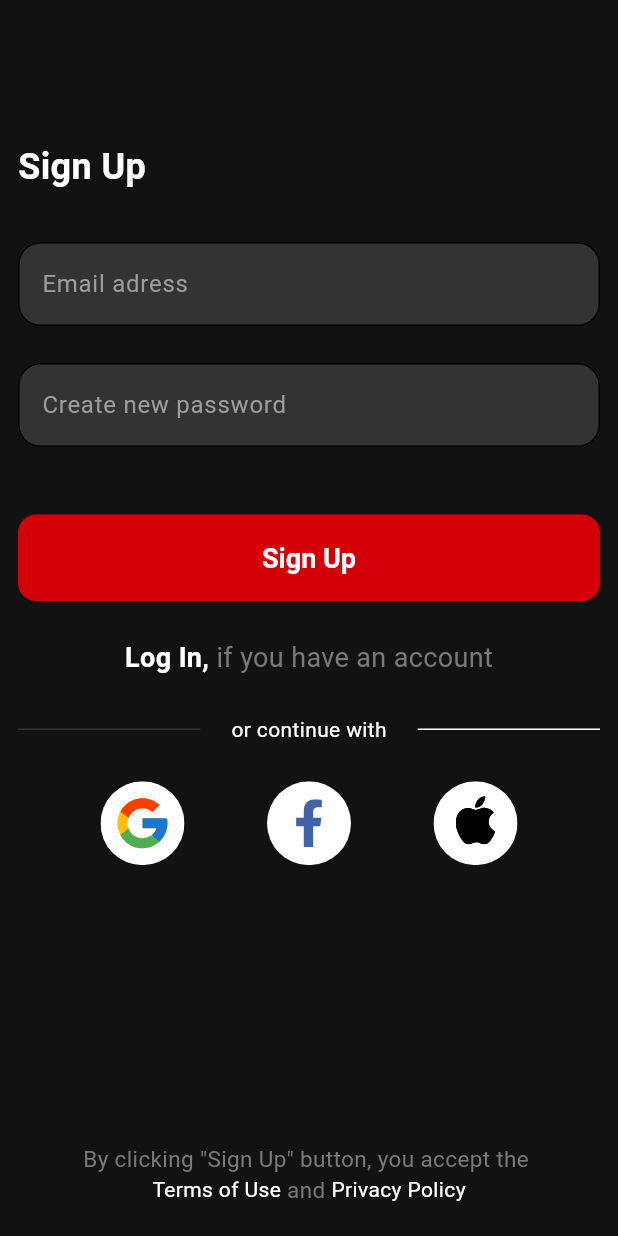
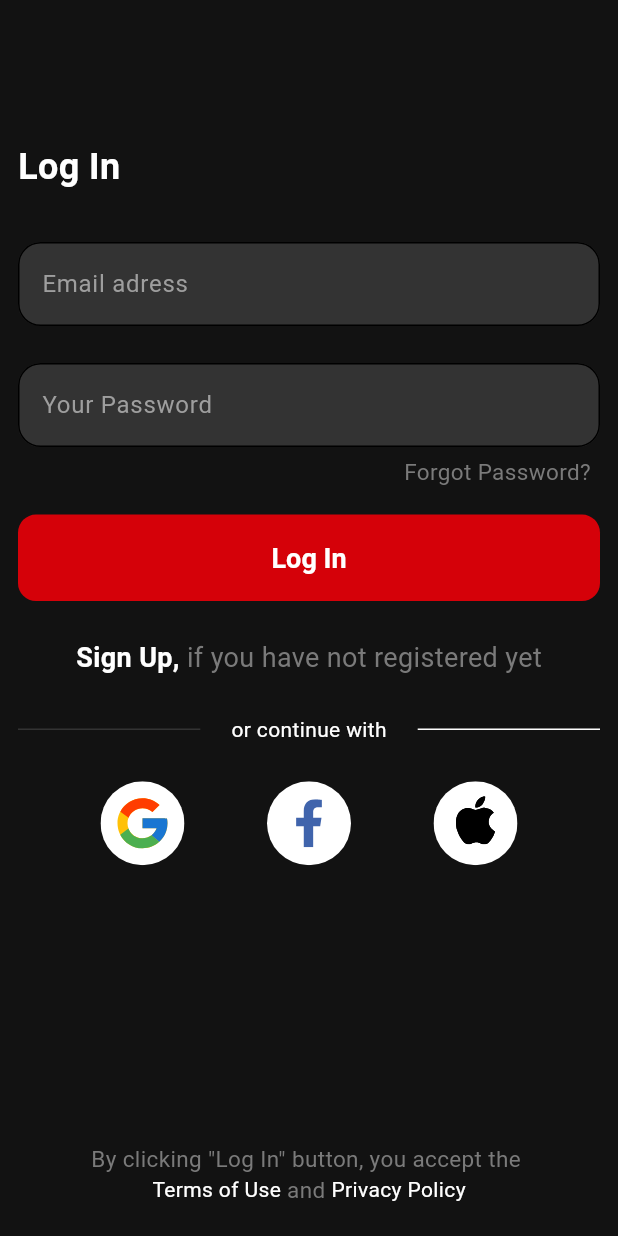
Before and after one commit to ilyosyusuf/exam, a Flutter app: the screen it shows after launch, after a tap on "Log In,", on a phone screen of 412 x 824 dp. Run offline on Flutter 3.47's test engine with Material 2 defaults, Android fonts, the phone set to English and light mode, and no system bars; our stand-ins replace animate_do, flutter_bloc, flutter_svg.

Commit message:
Sign In view was added, some bugs were fixed

```diff
--- a/lib/screens/authentication/view/mainauthview/main_auth_view.dart
+++ b/lib/screens/authentication/view/mainauthview/main_auth_view.dart
@@ -1,6 +1,7 @@
 import 'package:examapp/core/constants/colors/color_const.dart';
 import 'package:examapp/screens/authentication/cubit/auth_cubit.dart';
 import 'package:examapp/screens/authentication/state/auth_state.dart';
+import 'package:examapp/screens/authentication/view/pages/signin_view.dart';
 import 'package:examapp/screens/authentication/view/pages/signup_view.dart';
 import 'package:flutter/material.dart';
 import 'package:flutter_bloc/flutter_bloc.dart';
@@ -25,7 +26,7 @@ class MainAuthView extends StatelessWidget {
           if (state is SignUpState) {
             return SignUpView();
           } else if(state is SignInState){
-            return Center(child: Text("SignIn"));
+            return SignInView();
           } else if(state is ForgotPasswordState){
             return Center(child: Text("Forgot Password"));
           }
--- a/lib/screens/authentication/view/pages/signin_view.dart
+++ b/lib/screens/authentication/view/pages/signin_view.dart
@@ -0,0 +1,48 @@
+import 'package:animate_do/animate_do.dart';
+import 'package:examapp/core/constants/colors/color_const.dart';
+import 'package:examapp/core/constants/font/font_style.dart';
+import 'package:examapp/core/constants/pmconst/pm_const.dart';
+import 'package:examapp/screens/authentication/cubit/auth_cubit.dart';
+import 'package:examapp/screens/authentication/state/auth_state.dart';
+import 'package:examapp/screens/authentication/view/widgets/auth_widget.dart';
+import 'package:flutter/material.dart';
+import 'package:flutter_bloc/flutter_bloc.dart';
+
+class SignInView extends StatelessWidget {
+  const SignInView({Key? key}) : super(key: key);
+
+  @override
+  Widget build(BuildContext context) {
+    return signInScaffold(context);
+  }
+
+  Scaffold signInScaffold(BuildContext context) {
+    var data = context.watch<AuthCubit>();
+    var dataFunctions = context.read<AuthCubit>();
+    return Scaffold(
+      resizeToAvoidBottomInset: false,
+      backgroundColor: ColorConst.kPrimaryColor,
+      body: SafeArea(
+        bottom: false,
+        child: FadeInRight(
+          child: Padding(
+            padding: PMconst.small,
+            child: AuthWidget(
+              data: data,
+              mainText: "Log In",
+              passwordText: "Your Password",
+              secondText: "Sign Up,",
+              haveAccount: " if you have not registered yet",
+              forgotPassword: Text("Forgot Password?",
+                  style: FStyles.headline5text, textAlign: TextAlign.end),
+              elevatedButtonOnPressed: () {},
+              changeState: () {
+                dataFunctions.changeState(SignUpState());
+              },
+            ),
+          ),
+        ),
+      ),
+    );
+  }
+}
--- a/lib/screens/authentication/view/pages/signup_view.dart
+++ b/lib/screens/authentication/view/pages/signup_view.dart
@@ -1,6 +1,8 @@
+import 'package:animate_do/animate_do.dart';
 import 'package:examapp/core/constants/colors/color_const.dart';
 import 'package:examapp/core/constants/pmconst/pm_const.dart';
 import 'package:examapp/screens/authentication/cubit/auth_cubit.dart';
+import 'package:examapp/screens/authentication/state/auth_state.dart';
 import 'package:examapp/screens/authentication/view/widgets/auth_widget.dart';
 import 'package:flutter/material.dart';
 import 'package:flutter_bloc/flutter_bloc.dart';
@@ -15,11 +17,13 @@ class SignUpView extends StatelessWidget {
 
   Scaffold signupScaffold(BuildContext context) {
     var data = context.watch<AuthCubit>();
+    var dataFunctions = context.read<AuthCubit>();
     return Scaffold(
       resizeToAvoidBottomInset: false,
       backgroundColor: ColorConst.kPrimaryColor,
       body: SafeArea(
         bottom: false,
+        child: FadeInLeft(
           child: Padding(
             padding: PMconst.small,
             child: AuthWidget(
@@ -29,7 +33,10 @@ class SignUpView extends StatelessWidget {
               secondText: "Log In,",
               haveAccount: " if you have an account",
               elevatedButtonOnPressed: () {},
-            changeState: () {},
+              changeState: () {
+                dataFunctions.changeState(SignInState());
+              },
+            ),
           ),
         ),
       ),
--- a/lib/screens/authentication/view/widgets/auth_widget.dart
+++ b/lib/screens/authentication/view/widgets/auth_widget.dart
@@ -1,4 +1,3 @@
-
 import 'package:examapp/core/constants/colors/color_const.dart';
 import 'package:examapp/core/constants/font/font_style.dart';
 import 'package:examapp/core/constants/pmconst/pm_const.dart';
@@ -29,7 +28,6 @@ class AuthWidget extends StatelessWidget {
     this.forgotPassword,
   }) : super(key: key);
 
-
   @override
   Widget build(BuildContext context) {
     return Column(
@@ -43,31 +41,28 @@ class AuthWidget extends StatelessWidget {
             crossAxisAlignment: CrossAxisAlignment.start,
             children: [
               MyTextField.textField(
-                  text: "Email adress",
-                  controller: data.emailController),
+                  text: "Email adress", controller: data.emailController),
               SizedBox(height: context.h * 0.03),
               MyTextField.textField(
-                  text: passwordText,
-                  controller: data.passwordController),
+                  text: passwordText, controller: data.passwordController),
             ],
           ),
         ),
         Padding(
           padding: PMconst.extraSmall,
           child: SizedBox(
-            height: context.h * 0.04,
-            width: context.h,
-            child: InkWell(
-              child: forgotPassword,
-            )
-          ),
+              height: context.h * 0.04,
+              width: context.h,
+              child: InkWell(
+                onTap: changeState,
+                child: forgotPassword,
+              )),
         ),
         ElevatedButtonWidget(
             height: context.h * 0.07,
             width: context.w,
             child: Text(mainText, style: FStyles.headline3s),
-            onPressed: elevatedButtonOnPressed
-            ),
+            onPressed: elevatedButtonOnPressed),
         SizedBox(height: context.h * 0.03),
         Row(
           mainAxisAlignment: MainAxisAlignment.center,
@@ -94,7 +89,7 @@ class AuthWidget extends StatelessWidget {
               color: ColorConst.formFieldColor,
             )),
             SizedBox(width: context.w * 0.05),
-            Text("or continue with"),
+            const Text("or continue with"),
             SizedBox(width: context.w * 0.05),
             const Expanded(
                 child: Divider(
@@ -126,13 +121,10 @@ class AuthWidget extends StatelessWidget {
                 InkWell(child: Text("Privacy Policy")),
               ],
             ),
-        SizedBox(height: context.h * 0.01),
+            SizedBox(height: context.h * 0.01),
           ],
         )
       ],
     );
   }
 }
-
-
-// Text("Forgot Password?", style: FStyles.headline5text, textAlign: TextAlign.end,)
--- a/pubspec.yaml
+++ b/pubspec.yaml
@@ -37,6 +37,7 @@ dependencies:
   flutter_svg: ^1.1.0
   bloc: ^8.0.3
   flutter_bloc: ^8.0.1
+  animate_do: ^2.1.0
 
 dev_dependencies:
   flutter_test:
```
Also changed, not shown: pubspec.lock. Lines whose indentation alone changed are shown as unchanged.
